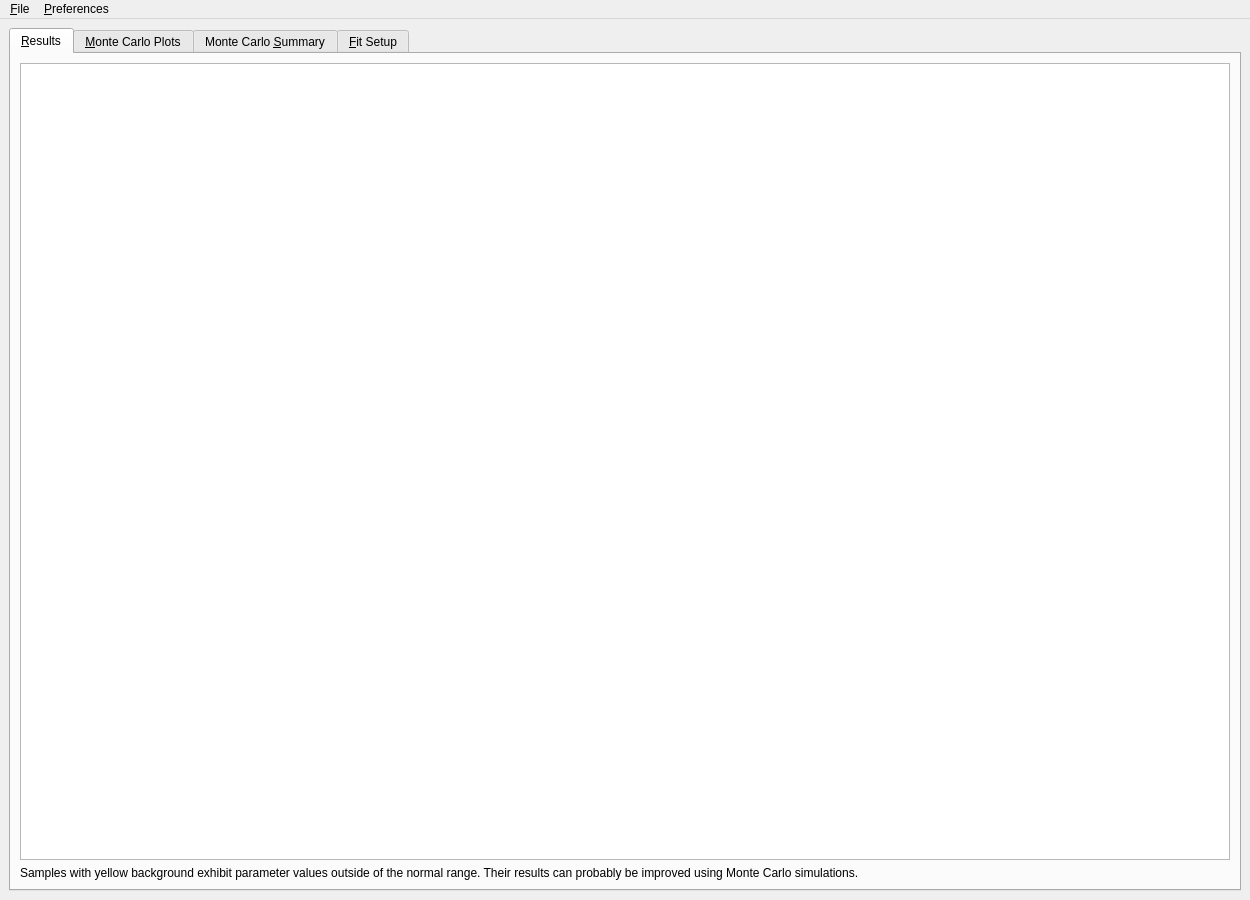
Before: the Qt Designer form src/gui/resultswindow.ui in MichaelWJung/panga, drawn with Qt 5.
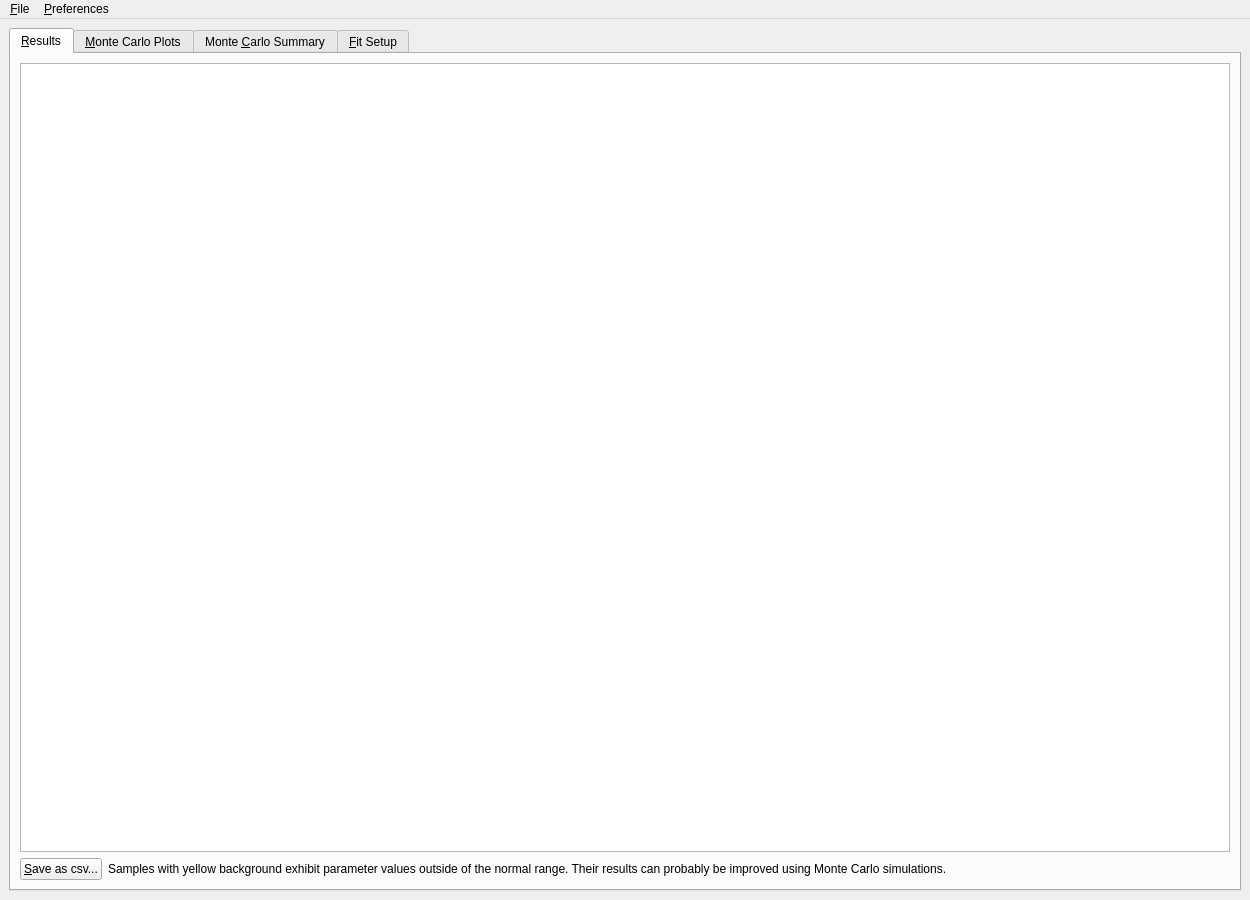
After: the same form once the commit is applied. Icons and pictures are not drawn. Custom widgets are drawn as their Qt base class.

Commit message:
Save results as csv
Add buttons to the fit results and monte carlo summary tabs that allow
to save the table contents as a csv file

```diff
--- a/src/gui/resultswindow.ui
+++ b/src/gui/resultswindow.ui
@@ -57,14 +57,50 @@
          </widget>
         </item>
         <item>
-         <widget class="QLabel" name="results_label_recommending_monte_carlos">
-          <property name="text">
-           <string>Samples with yellow background exhibit parameter values outside of the normal range. Their results can probably be improved using Monte Carlo simulations.</string>
-          </property>
-          <property name="wordWrap">
-           <bool>true</bool>
-          </property>
-         </widget>
+         <layout class="QHBoxLayout" name="results_tab_horizontal_layout">
+          <item>
+           <widget class="QPushButton" name="save_results_as_csv_button">
+            <property name="sizePolicy">
+             <sizepolicy hsizetype="Preferred" vsizetype="Fixed">
+              <horstretch>0</horstretch>
+              <verstretch>0</verstretch>
+             </sizepolicy>
+            </property>
+            <property name="text">
+             <string>&amp;Save as csv...</string>
+            </property>
+           </widget>
+          </item>
+          <item>
+           <spacer name="horizontalSpacer">
+            <property name="orientation">
+             <enum>Qt::Horizontal</enum>
+            </property>
+            <property name="sizeHint" stdset="0">
+             <size>
+              <width>0</width>
+              <height>20</height>
+             </size>
+            </property>
+           </spacer>
+          </item>
+          <item>
+           <widget class="QLabel" name="results_label_recommending_monte_carlos">
+            <property name="sizePolicy">
+             <sizepolicy hsizetype="Expanding" vsizetype="Preferred">
+              <horstretch>1</horstretch>
+              <verstretch>0</verstretch>
+             </sizepolicy>
+            </property>
+            <property name="text">
+             <string>Samples with yellow background exhibit parameter values outside of the normal range. Their results can probably be improved using Monte Carlo simulations.</string>
+            </property>
+            <property name="wordWrap">
+             <bool>true</bool>
+            </property>
+           </widget>
+          </item>
+         </layout>
         </item>
        </layout>
       </widget>
@@ -111,7 +147,7 @@
       </widget>
       <widget class="QWidget" name="monte_carlo_summary_tab">
        <attribute name="title">
-        <string>Monte Carlo &amp;Summary</string>
+        <string>Monte &amp;Carlo Summary</string>
        </attribute>
        <layout class="QVBoxLayout" name="verticalLayout_5">
         <item>
```
Left out of the diff: 26 changed lines with no effect on the pictures. The commit also changes 3 other files.
